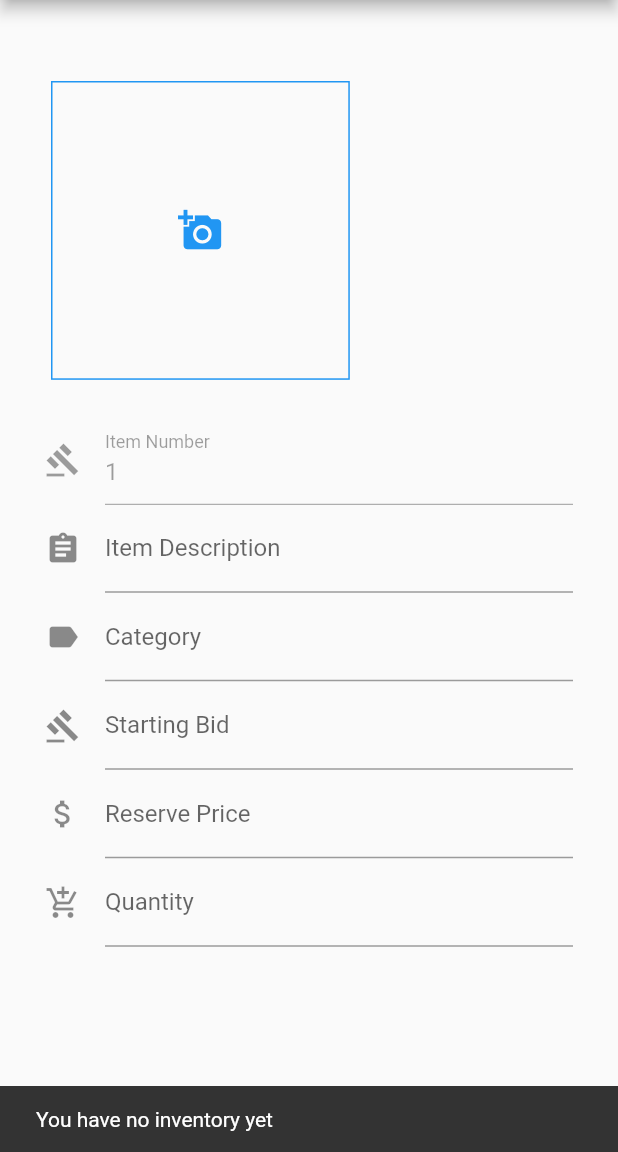
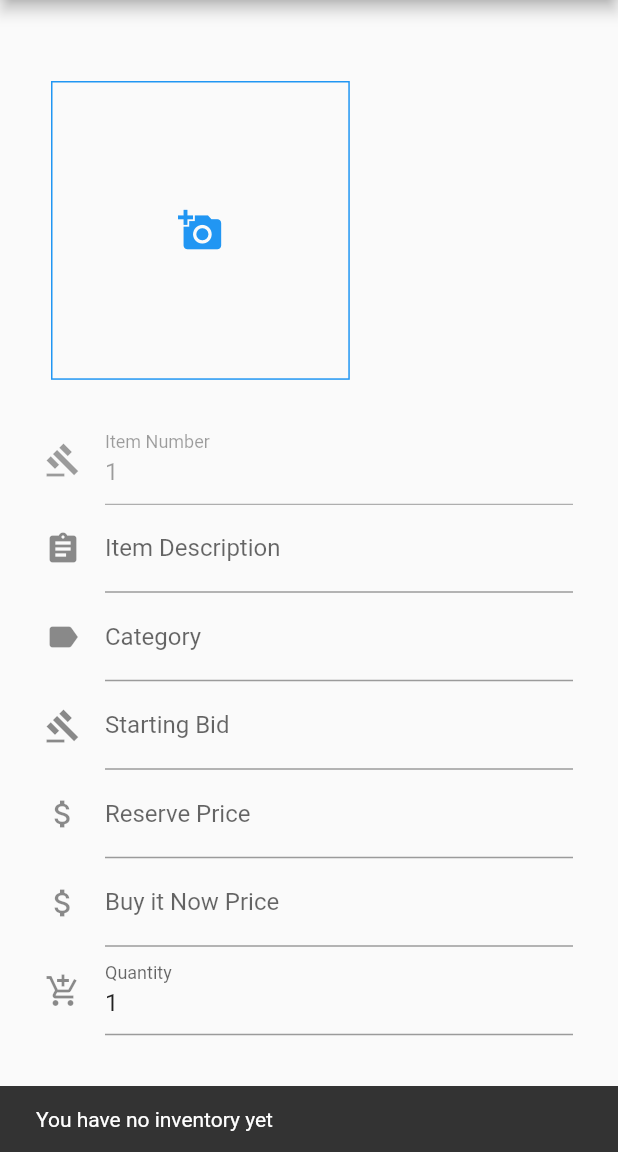
Before and after one commit to acidjazz/uploader, a Flutter app: the Inventory screen opened directly with empty values, after a tap on the "add" icon, on a phone screen of 412 x 824 dp, the part 84-1236 px from its top. Run offline on Flutter 3.47's test engine with Material 2 defaults, Android fonts, the phone set to English and light mode, and no system bars; our stand-ins replace connectivity, flutter_native_image, image_picker, shared_preferences; missing offline and left inert: a package; accounts and stored records are empty.

```diff
--- a/lib/InventoryData.dart
+++ b/lib/InventoryData.dart
@@ -88,7 +88,8 @@ class InventoryData {
         photos.add(photo.url);
         thumbnails.add(photo.thumbnail);
       }
-      row.add('${item.number}|${item.category}|${item.description}||${photos.join(' ')}||1|${thumbnails.join(' ')}|');
+      //item|category|desc|moredesc|photos|taxable?|startingBid|thumbnails|reserve|quantity|seller|buynow
+      row.add('${item.number}|${item.category}|${item.description}||${photos.join(' ')}||${item.startingBid}|${thumbnails.join(' ')}|${item.reservePrice}|${item.quantity}||${item.buyNowPrice}');
     }
     return row.join('\r\n');
 
--- a/lib/pages/inventoryModify.dart
+++ b/lib/pages/inventoryModify.dart
@@ -258,7 +258,17 @@ class InventoryModifyState extends State<InventoryModify> {
                     labelText: 'Reserve Price',
                   ),
                   initialValue: item.reservePrice == null ? '' : item.reservePrice,
-                  onSaved: (String value) { item.category = value; },
+                  onSaved: (String value) { item.reservePrice = value; },
+                  keyboardType: TextInputType.numberWithOptions(),
+                ),
+
+                new TextFormField(
+                  decoration: const InputDecoration(
+                    icon: const Icon(Icons.attach_money),
+                    labelText: 'Buy it Now Price',
+                  ),
+                  initialValue: item.buyNowPrice == null ? '' : item.buyNowPrice,
+                  onSaved: (String value) { item.buyNowPrice = value; },
                   keyboardType: TextInputType.numberWithOptions(),
                 ),
 
@@ -268,7 +278,7 @@ class InventoryModifyState extends State<InventoryModify> {
                     hintText: 'Item Quantity',
                     labelText: 'Quantity',
                   ),
-                  initialValue: item.quantity == null ? '' : item.quantity,
+                  initialValue: item.quantity == null ? '1' : item.quantity,
                   onSaved: (String value) { item.quantity = value; },
                   keyboardType: TextInputType.numberWithOptions(),
                 ),
```
Also changed, not shown: 2 other files.
